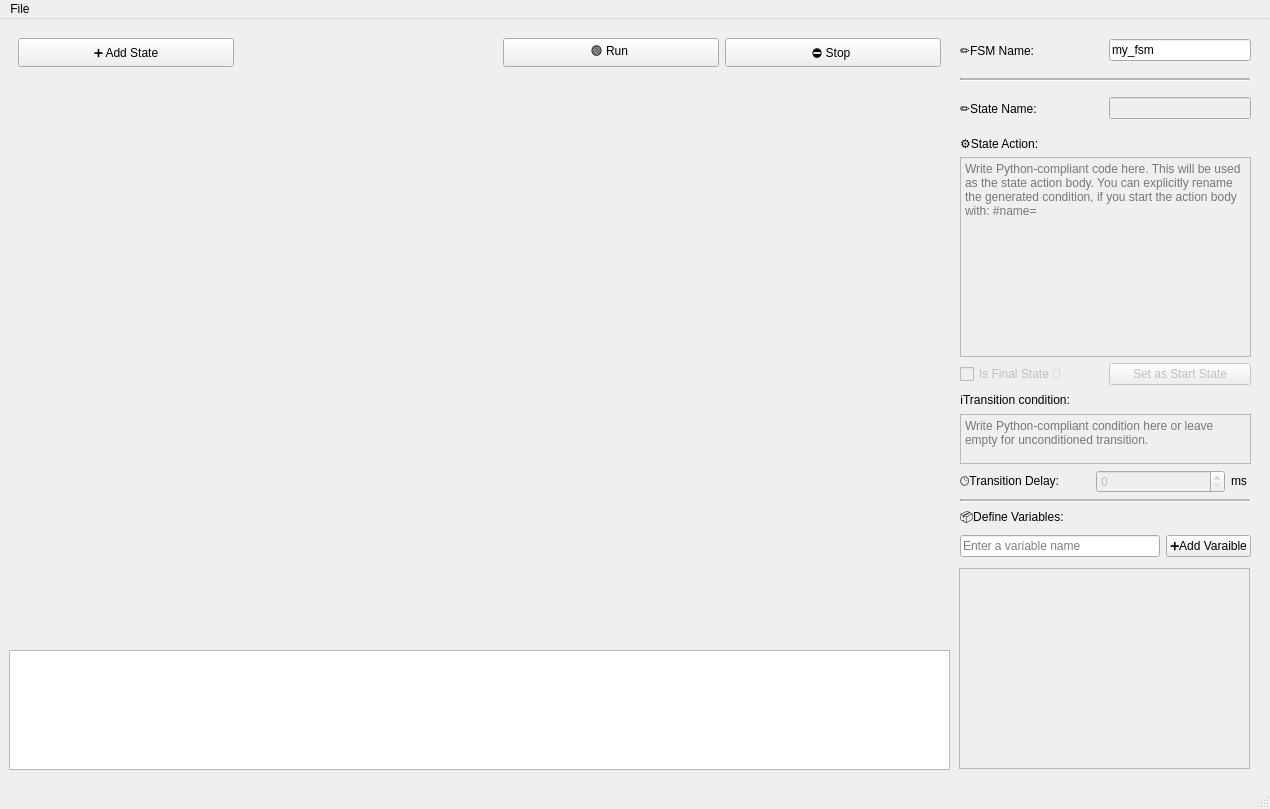
First picture: the form in src/mainwindow.ui, repository JosefAmbruz/ICP-projekt, before the edit.
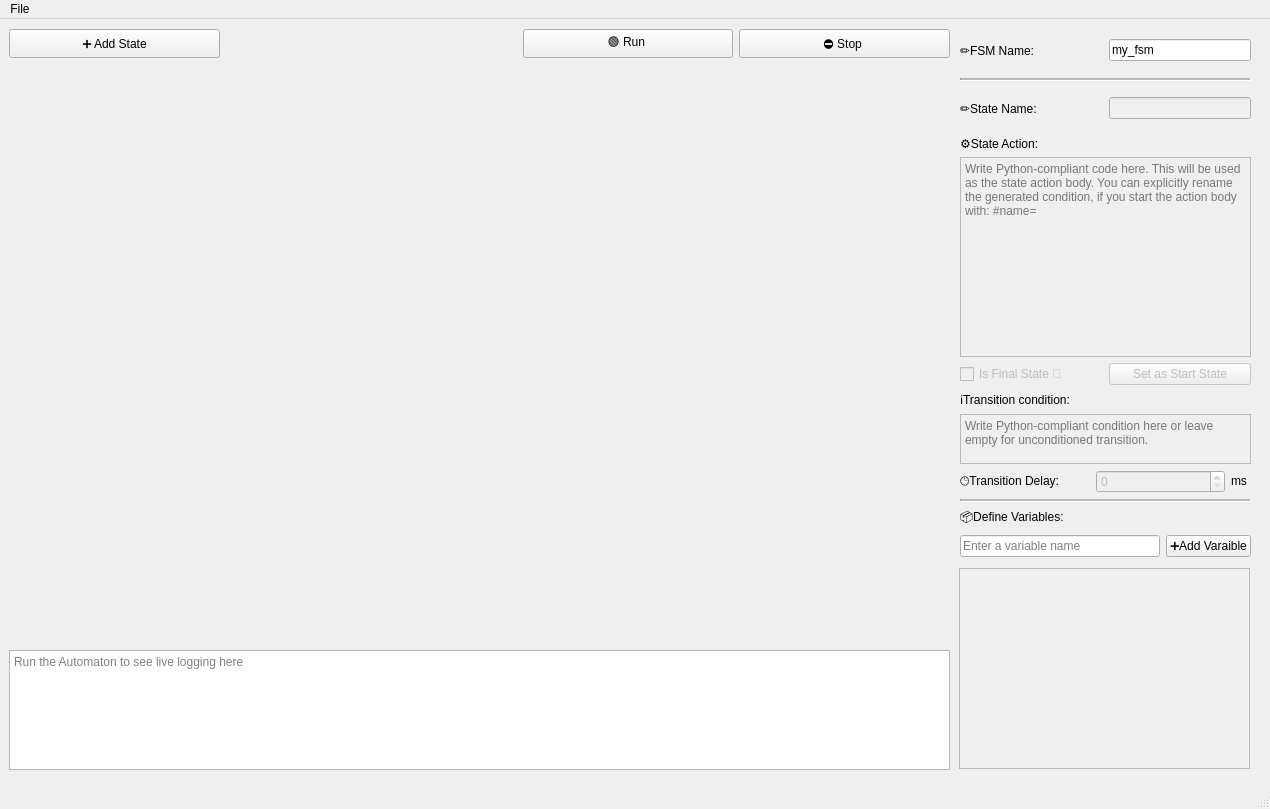
Second picture: the form after the edit.

Commit message: feat: minor UI adjustments

Diff of the .ui file:
```diff
--- a/src/mainwindow.ui
+++ b/src/mainwindow.ui
@@ -415,6 +415,18 @@
         <enum>QFrame::NoFrame</enum>
        </property>
        <layout class="QHBoxLayout" name="horizontalLayout_2">
+        <property name="leftMargin">
+         <number>0</number>
+        </property>
+        <property name="topMargin">
+         <number>0</number>
+        </property>
+        <property name="rightMargin">
+         <number>0</number>
+        </property>
+        <property name="bottomMargin">
+         <number>0</number>
+        </property>
         <item>
          <widget class="QPushButton" name="button_addState">
           <property name="sizePolicy">
@@ -466,6 +478,19 @@
           </property>
          </spacer>
         </item>
+        <item>
+         <spacer name="verticalSpacer">
+          <property name="orientation">
+           <enum>Qt::Vertical</enum>
+          </property>
+          <property name="sizeHint" stdset="0">
+           <size>
+            <width>40</width>
+            <height>20</height>
+           </size>
+          </property>
+         </spacer>
+        </item>
         <item>
          <widget class="QPushButton" name="button_Run">
           <property name="sizePolicy">
@@ -510,6 +535,12 @@
      <item>
       <widget class="QWidget" name="widget_canvas" native="true">
        <layout class="QHBoxLayout" name="horizontalLayout_3">
+        <property name="leftMargin">
+         <number>0</number>
+        </property>
+        <property name="rightMargin">
+         <number>0</number>
+        </property>
         <item>
          <widget class="QWidget" name="nodeCanvasContainer" native="true"/>
         </item>
@@ -552,6 +583,9 @@
 &lt;/style&gt;&lt;/head&gt;&lt;body style=&quot; font-family:'Segoe UI'; font-size:9pt; font-weight:400; font-style:normal;&quot;&gt;
 &lt;p style=&quot;-qt-paragraph-type:empty; margin-top:0px; margin-bottom:0px; margin-left:0px; margin-right:0px; -qt-block-indent:0; text-indent:0px; font-family:'Sans Serif';&quot;&gt;&lt;br /&gt;&lt;/p&gt;&lt;/body&gt;&lt;/html&gt;</string>
        </property>
+       <property name="placeholderText">
+        <string>Run the Automaton to see live logging here</string>
+       </property>
       </widget>
      </item>
     </layout>
```
